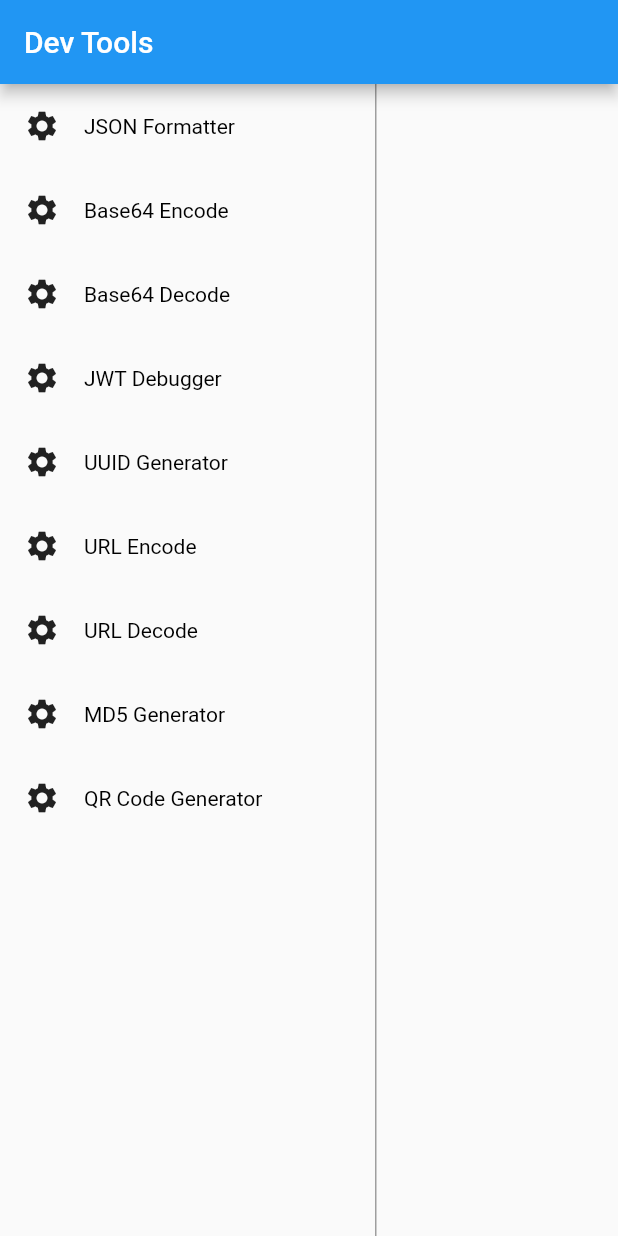
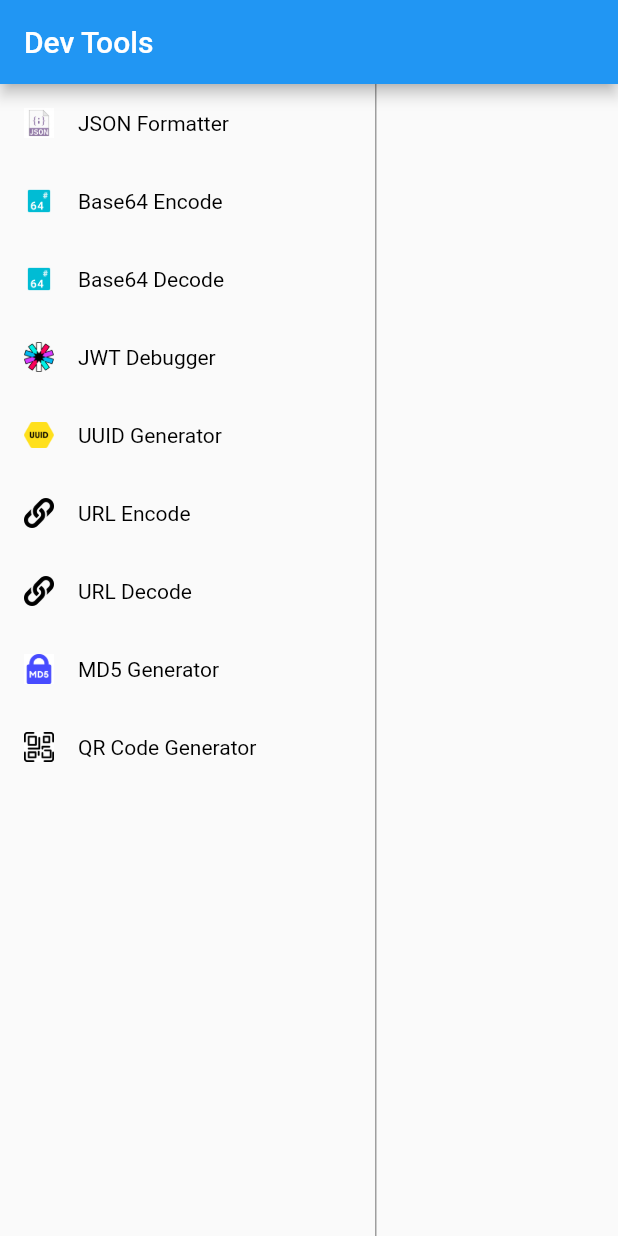
Before and after one commit to maphongba008/dev-utils, a Flutter app: the screen it shows after launch, on a phone screen of 412 x 824 dp. Run offline on Flutter 3.47's test engine with Material 2 defaults, Android fonts, the light colour scheme and no system bars; our stand-ins replace bloc, equatable, flutter_bloc, qr_flutter; missing offline and left inert: dart_code_viewer2, dart_jsonwebtoken.

Commit message:
Add icons

```diff
--- a/lib/providers/app_cubit.dart
+++ b/lib/providers/app_cubit.dart
@@ -23,15 +23,15 @@ class AppCubitState extends Equatable {
 class AppCubit extends Cubit<AppCubitState> {
   AppCubit()
       : super(AppCubitState(features: [
-          Feature(name: "JSON Formatter", description: "", icon: "", transform: formatJSON),
-          Feature(name: "Base64 Encode", description: "", icon: "", transform: base64Encoder),
-          Feature(name: "Base64 Decode", description: "", icon: "", transform: base64Decoder),
-          Feature(name: "JWT Debugger", description: "", icon: "", transform: jwtDecoder),
-          Feature(name: "UUID Generator", description: "", icon: "", type: FeatureType.uuid),
-          Feature(name: "URL Encode", description: "", icon: "", transform: urlEncoder),
-          Feature(name: "URL Decode", description: "", icon: "", transform: urlDecoder),
-          Feature(name: "MD5 Generator", description: "", icon: "", type: FeatureType.hash),
-          Feature(name: "QR Code Generator", description: "", icon: "", type: FeatureType.qr),
+          Feature(name: "JSON Formatter", description: "", icon: "json.png", transform: formatJSON),
+          Feature(name: "Base64 Encode", description: "", icon: "base64.png", transform: base64Encoder),
+          Feature(name: "Base64 Decode", description: "", icon: "base64.png", transform: base64Decoder),
+          Feature(name: "JWT Debugger", description: "", icon: "jwt.png", transform: jwtDecoder),
+          Feature(name: "UUID Generator", description: "", icon: "uuid.png", type: FeatureType.uuid),
+          Feature(name: "URL Encode", description: "", icon: "url.png", transform: urlEncoder),
+          Feature(name: "URL Decode", description: "", icon: "url.png", transform: urlDecoder),
+          Feature(name: "MD5 Generator", description: "", icon: "md5.png", type: FeatureType.hash),
+          Feature(name: "QR Code Generator", description: "", icon: "qrcode.png", type: FeatureType.qr),
         ], index: 0));
 
   setCurrentFeature(Feature feature) {
--- a/lib/widgets/left_side_bar.dart
+++ b/lib/widgets/left_side_bar.dart
@@ -22,7 +22,7 @@ class FeatureItem extends StatelessWidget {
             color: isSelected ? Colors.blue[300] : Colors.transparent,
             child: Row(
               children: [
-                Icon(Icons.settings),
+                SizedBox(width: 20, height: 20, child: Image.asset('assets/icons/${item.icon}')),
                 SizedBox(width: 16),
                 Text(item.name, style: TextStyle(color: isSelected ? Colors.white : Colors.black)),
               ],
--- a/pubspec.yaml
+++ b/pubspec.yaml
@@ -33,3 +33,5 @@ dev_dependencies:
 
 flutter:
   uses-material-design: true
+  assets:
+    - assets/icons/
```
Also changed, not shown: assets/icons/base64.png (added), assets/icons/json.png (added), assets/icons/jwt.png (added), assets/icons/md5.png (added), assets/icons/qrcode.png (added), assets/icons/url.png (added), assets/icons/uuid.png (added).
